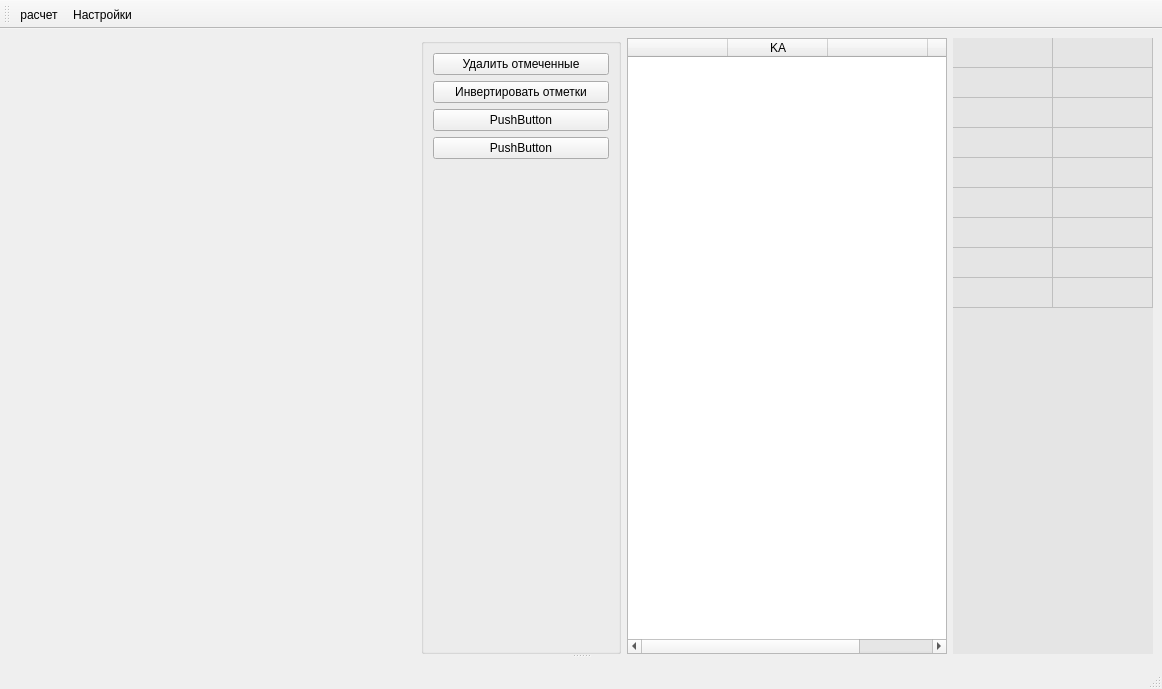
The window that gui_ANGviewer/guiFormMainAngView.ui (MaxxMurygin/python-ANGviewer) describes before a commit, drawn with Qt 5.
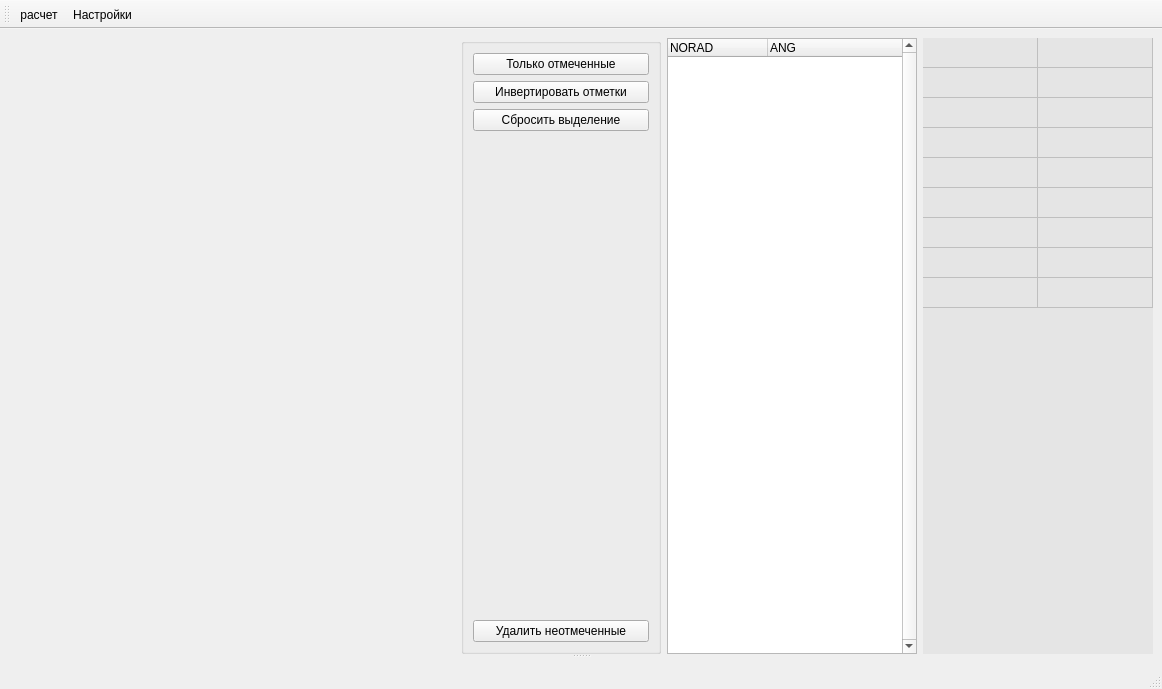
The same window after the commit. Icons and pictures are not drawn.

What changed in the file:
```diff
--- a/gui_ANGviewer/guiFormMainAngView.ui
+++ b/gui_ANGviewer/guiFormMainAngView.ui
@@ -48,34 +48,30 @@
              <item>
               <widget class="QPushButton" name="buttDelCheck">
                <property name="text">
-                <string>Удалить отмеченные</string>
+                <string>Только отмеченные</string>
                </property>
-              </widget>
-             </item>
-             <item>
-              <widget class="QPushButton" name="buttInvertCheck">
-               <property name="text">
-                <string>Инвертировать отметки</string>
-               </property>
-              </widget>
-             </item>
-             <item>
-              <widget class="QPushButton" name="pushButton_3">
-               <property name="text">
-                <string>PushButton</string>
-               </property>
-              </widget>
-             </item>
-             <item>
-              <widget class="QPushButton" name="pushButton_4">
-               <property name="text">
-                <string>PushButton</string>
+               <property name="checkable">
+                <bool>true</bool>
                </property>
                <property name="checked">
                 <bool>false</bool>
                </property>
               </widget>
              </item>
+             <item>
+              <widget class="QPushButton" name="buttInvertCheck">
+               <property name="text">
+                <string>Инвертировать отметки</string>
+               </property>
+              </widget>
+             </item>
+             <item>
+              <widget class="QPushButton" name="buttResetSelection">
+               <property name="text">
+                <string>Сбросить выделение</string>
+               </property>
+              </widget>
+             </item>
              <item>
               <spacer name="verticalSpacer">
                <property name="orientation">
@@ -89,68 +85,74 @@
                </property>
               </spacer>
              </item>
+             <item>
+              <widget class="QPushButton" name="pushDelNoCheck">
+               <property name="text">
+                <string>Удалить неотмеченные</string>
+               </property>
+              </widget>
+             </item>
             </layout>
            </widget>
           </item>
           <item>
-           <widget class="QTableWidget" name="tableListKA">
+           <widget class="QTreeWidget" name="tableListKA">
             <property name="minimumSize">
              <size>
-              <width>320</width>
+              <width>250</width>
               <height>0</height>
              </size>
             </property>
             <property name="maximumSize">
              <size>
-              <width>320</width>
+              <width>250</width>
               <height>16777215</height>
              </size>
             </property>
+            <property name="styleSheet">
+             <string notr="true">QTreeView::item { height: 16px;}</string>
+            </property>
+            <property name="frameShape">
+             <enum>QFrame::StyledPanel</enum>
+            </property>
+            <property name="verticalScrollBarPolicy">
+             <enum>Qt::ScrollBarAlwaysOn</enum>
+            </property>
+            <property name="horizontalScrollBarPolicy">
+             <enum>Qt::ScrollBarAlwaysOff</enum>
+            </property>
+            <property name="autoScrollMargin">
+             <number>32</number>
+            </property>
             <property name="editTriggers">
              <set>QAbstractItemView::NoEditTriggers</set>
             </property>
-            <property name="selectionBehavior">
-             <enum>QAbstractItemView::SelectRows</enum>
-            </property>
-            <property name="sortingEnabled">
+            <property name="alternatingRowColors">
              <bool>true</bool>
             </property>
-            <property name="columnCount">
-             <number>4</number>
+            <property name="selectionMode">
+             <enum>QAbstractItemView::ExtendedSelection</enum>
             </property>
-            <attribute name="horizontalHeaderVisible">
+            <property name="indentation">
+             <number>32</number>
+            </property>
+            <property name="animated">
              <bool>true</bool>
-            </attribute>
-            <attribute name="horizontalHeaderMinimumSectionSize">
-             <number>5</number>
-            </attribute>
-            <attribute name="verticalHeaderVisible">
+            </property>
+            <property name="headerHidden">
              <bool>false</bool>
+            </property>
+            <attribute name="headerDefaultSectionSize">
+             <number>100</number>
             </attribute>
             <column>
              <property name="text">
-              <string/>
+              <string>NORAD</string>
              </property>
             </column>
             <column>
              <property name="text">
-              <string>KA</string>
-             </property>
-             <property name="textAlignment">
-              <set>AlignCenter</set>
-             </property>
-            </column>
-            <column>
-             <property name="text">
-              <string/>
-             </property>
-             <property name="textAlignment">
-              <set>AlignCenter</set>
-             </property>
-            </column>
-            <column>
-             <property name="text">
-              <string>ang</string>
+              <string>ANG</string>
              </property>
             </column>
            </widget>
@@ -159,13 +161,13 @@
            <widget class="QTableWidget" name="tableKAInfo">
             <property name="minimumSize">
              <size>
-              <width>200</width>
+              <width>230</width>
               <height>200</height>
              </size>
             </property>
             <property name="maximumSize">
              <size>
-              <width>200</width>
+              <width>230</width>
               <height>16777215</height>
              </size>
             </property>
@@ -178,9 +180,6 @@
             <property name="verticalScrollBarPolicy">
              <enum>Qt::ScrollBarAlwaysOff</enum>
             </property>
-            <property name="horizontalScrollBarPolicy">
-             <enum>Qt::ScrollBarAlwaysOff</enum>
-            </property>
             <property name="editTriggers">
              <set>QAbstractItemView::NoEditTriggers</set>
             </property>
@@ -206,7 +205,7 @@
              <bool>false</bool>
             </attribute>
             <attribute name="horizontalHeaderDefaultSectionSize">
-             <number>100</number>
+             <number>115</number>
             </attribute>
             <attribute name="verticalHeaderVisible">
              <bool>false</bool>
```
Left out of the diff: 2 changed lines with no effect on the pictures.
